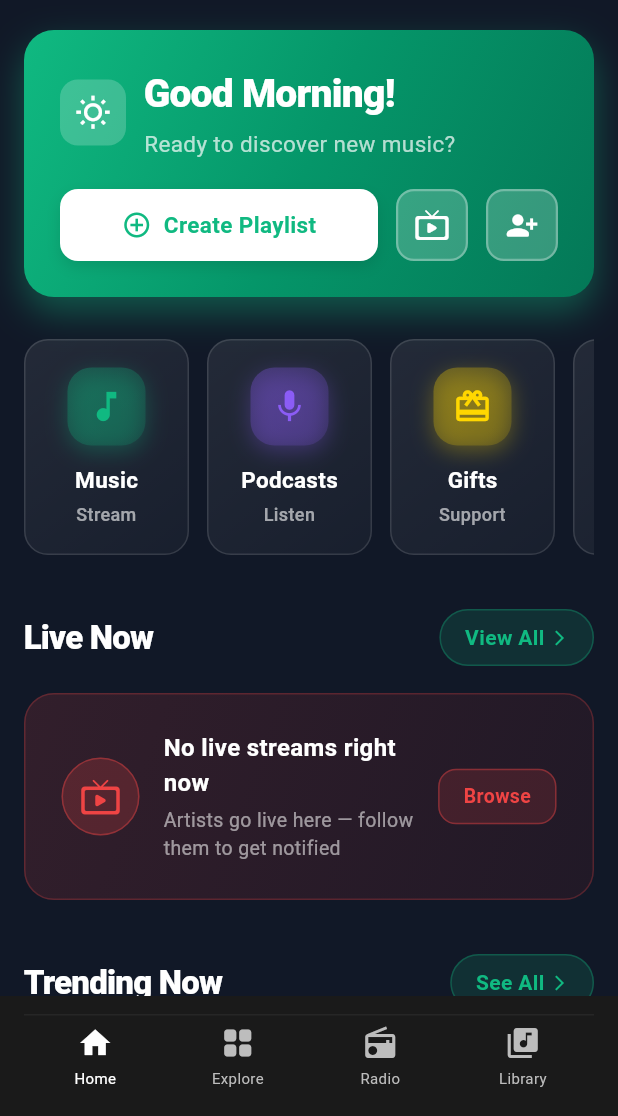
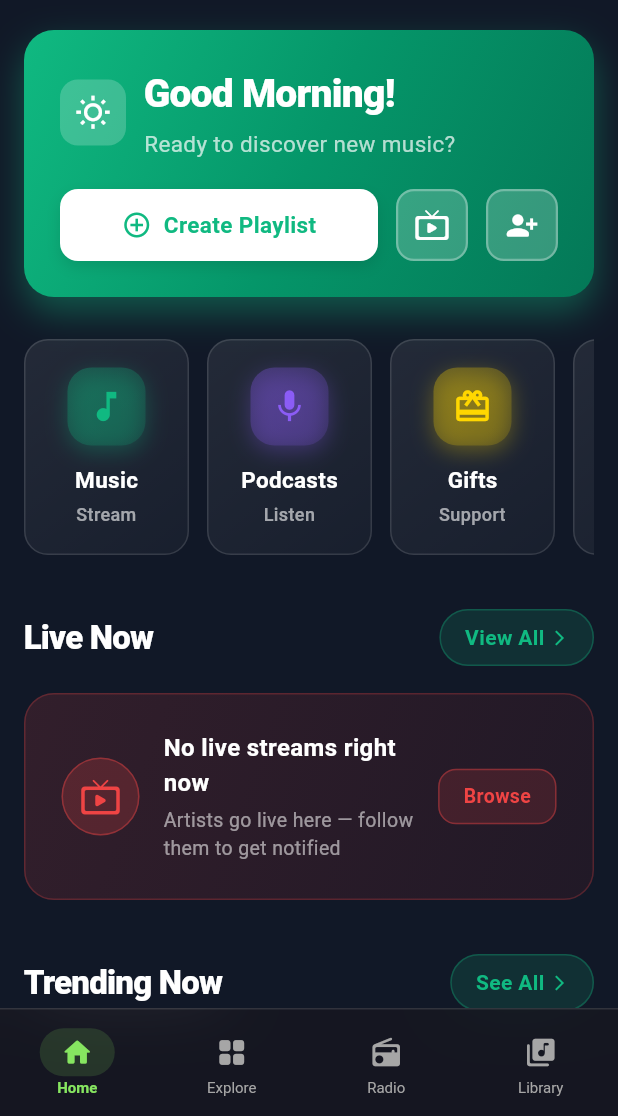
Before and after one commit to lionelishi21/lugmatic_mobileapp, a Flutter app: the HomePage screen opened by its route, on a phone screen of 412 x 824 dp, the part 120-1236 px from its top. Run offline on Flutter 3.47's test engine with Material 3 defaults, Android fonts, the phone set to English and light mode, and no system bars; our stand-ins replace cached_network_image, chewie, dio, flutter_secure_storage, just_audio, just_audio_background and 3 more; missing offline and left inert: flutter_stripe, livekit_client; accounts and stored records are empty; network calls fail.

Commit message:
design: update lib/features/home/presentation/widgets/custom_bottom_nav.dart

```diff
--- a/lib/features/home/presentation/widgets/custom_bottom_nav.dart
+++ b/lib/features/home/presentation/widgets/custom_bottom_nav.dart
@@ -1,6 +1,10 @@
 // lib/features/home/presentation/widgets/custom_bottom_nav.dart
 import 'package:flutter/material.dart';
+import 'dart:ui';
+import '../../../../core/constants/app_colors.dart';
 
+/// Bottom nav matching lugmatic-music web sidebar style:
+/// dark glass surface, white icons, green active indicator pill.
 class CustomBottomNav extends StatelessWidget {
   final int currentIndex;
   final Function(int) onTap;
@@ -15,54 +19,68 @@ class CustomBottomNav extends StatelessWidget {
 
   @override
   Widget build(BuildContext context) {
-    return BottomAppBar(
-      color: const Color(0xFF1A1A1A),
-      elevation: 0,
-      height: 80,
+    return ClipRect(
+      child: BackdropFilter(
+        filter: ImageFilter.blur(sigmaX: 20, sigmaY: 20),
         child: Container(
+          height: 72,
           decoration: BoxDecoration(
+            color: AppColors.glassBg,
             border: Border(
-            top: BorderSide(
-              color: Colors.white.withOpacity(0.05),
-              width: 1,
-            ),
+              top: BorderSide(color: AppColors.border, width: 1),
             ),
           ),
           child: Row(
-          mainAxisAlignment: MainAxisAlignment.spaceEvenly,
             children: [
-            _buildNavItem(Icons.home, 'Home', 0),
-            _buildNavItem(Icons.grid_view_rounded, 'Explore', 1),
-            _buildNavItem(Icons.radio, 'Radio', 2),
-            _buildNavItem(Icons.library_music, 'Library', 3),
+              _item(context, Icons.home_rounded, 'Home', 0),
+              _item(context, Icons.grid_view_rounded, 'Explore', 1),
+              _item(context, Icons.radio_rounded, 'Radio', 2),
+              _item(context, Icons.library_music_rounded, 'Library', 3),
             ],
+          ),
         ),
       ),
     );
   }
 
-  Widget _buildNavItem(IconData icon, String label, int index) {
-    bool isSelected = currentIndex == index;
+  Widget _item(BuildContext ctx, IconData icon, String label, int index) {
+    final selected = currentIndex == index;
     return Expanded(
       child: GestureDetector(
         behavior: HitTestBehavior.opaque,
         onTap: () => onTap(index),
         child: Column(
           mainAxisAlignment: MainAxisAlignment.center,
-          mainAxisSize: MainAxisSize.max,
           children: [
-            Icon(
+            AnimatedContainer(
+              duration: const Duration(milliseconds: 200),
+              padding: const EdgeInsets.symmetric(
+                  horizontal: 14, vertical: 5),
+              decoration: BoxDecoration(
+                color: selected
+                    ? AppColors.primary.withOpacity(0.15)
+                    : Colors.transparent,
+                borderRadius: BorderRadius.circular(20),
+              ),
+              child: Icon(
                 icon,
-              color: isSelected ? Colors.white : Colors.grey[400],
-              size: 24,
+                size: 22,
+                color: selected
+                    ? AppColors.primary
+                    : AppColors.mutedForeground,
               ),
-            const SizedBox(height: 4),
-            Text(
-              label,
+            ),
+            const SizedBox(height: 2),
+            AnimatedDefaultTextStyle(
+              duration: const Duration(milliseconds: 200),
               style: TextStyle(
-                color: isSelected ? Colors.white : Colors.grey[400],
+                color: selected
+                    ? AppColors.primary
+                    : AppColors.mutedForeground,
                 fontSize: 10,
+                fontWeight: selected ? FontWeight.w600 : FontWeight.w400,
               ),
+              child: Text(label),
             ),
           ],
         ),
```
Lines whose indentation alone changed are shown as unchanged.
